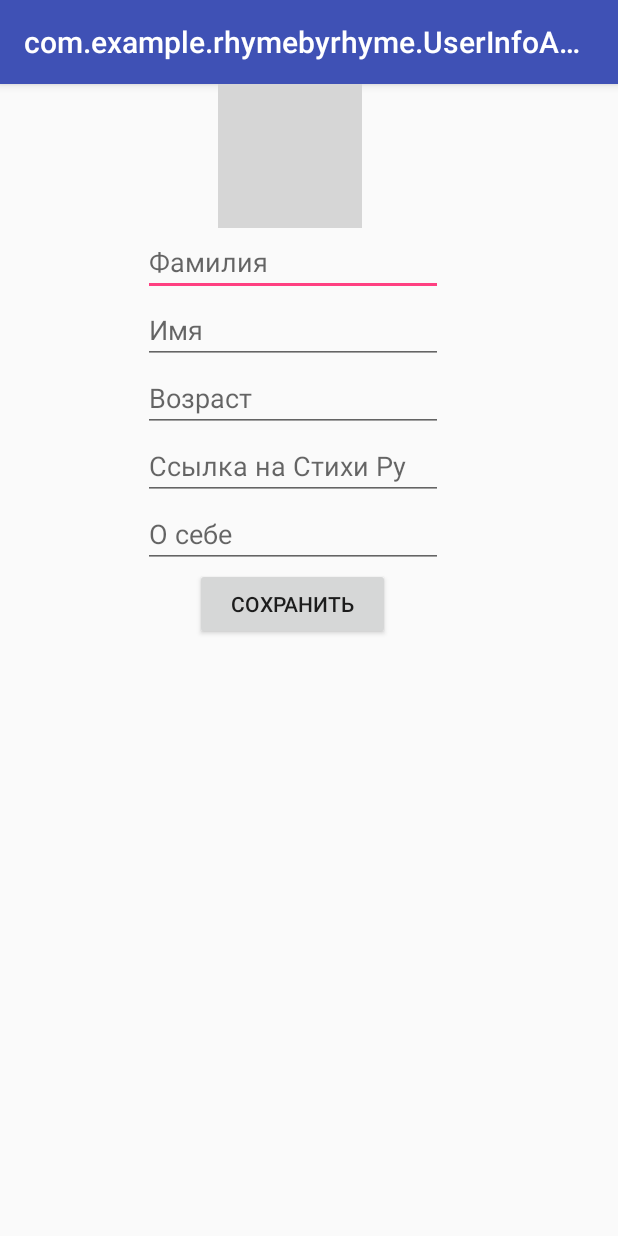
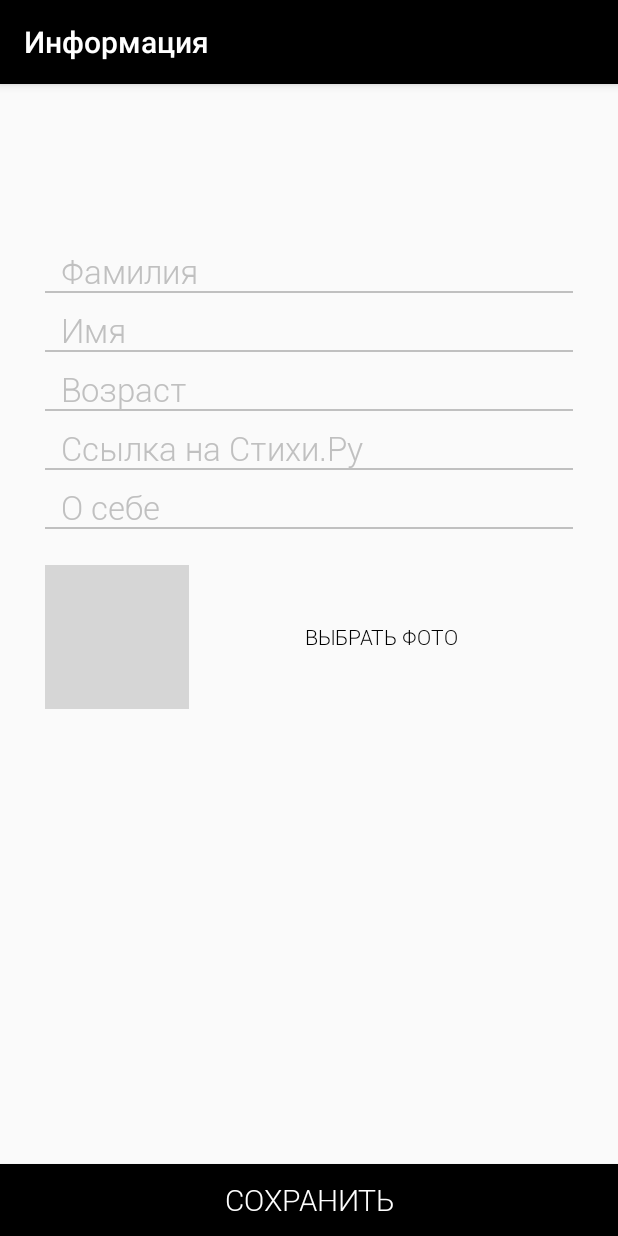
Before and after one commit to Marat-Khusnullin/2_KhusnullinMI, an Android app: the UserInfoActivity screen opened directly, with no data from a screen before it, on a phone screen of 412 x 824 dp. Run offline under Robolectric (Android 15) with nearby library versions, the phone set to English and light mode, and no system bars; our stand-ins replace CircleImageView, Firebase (no records; nobody signed in at launch, a user with empty details on screens opened directly), Picasso; pictures from the network do not load; grey boxes are pictures that could not be loaded.

Commit message:
added view for userinfo

```diff
--- a/RhymeByRhyme/app/src/main/java/com/example/rhymebyrhyme/MainActivity.java
+++ b/RhymeByRhyme/app/src/main/java/com/example/rhymebyrhyme/MainActivity.java
@@ -3,10 +3,9 @@ package com.example.rhymebyrhyme;
 import android.content.Context;
 import android.content.Intent;
 import android.content.SharedPreferences;
+import android.os.Bundle;
 import android.support.annotation.NonNull;
 import android.support.v7.app.AppCompatActivity;
-import android.os.Bundle;
-import android.util.Log;
 import android.view.View;
 import android.widget.Button;
 import android.widget.EditText;
@@ -38,6 +37,9 @@ public class MainActivity extends AppCompatActivity {
         registration = (Button) findViewById(R.id.registration);
         login = (EditText) findViewById(R.id.login);
         password = (EditText) findViewById(R.id.password);
+
+        this.setTitle("Вход");
+
         mAuthListener = new FirebaseAuth.AuthStateListener() {
             @Override
             public void onAuthStateChanged(@NonNull FirebaseAuth firebaseAuth) {
--- a/RhymeByRhyme/app/src/main/java/com/example/rhymebyrhyme/UserInfoActivity.java
+++ b/RhymeByRhyme/app/src/main/java/com/example/rhymebyrhyme/UserInfoActivity.java
@@ -6,6 +6,7 @@ import android.content.Intent;
 import android.content.pm.PackageManager;
 import android.content.pm.ResolveInfo;
 import android.database.Cursor;
+import android.graphics.Typeface;
 import android.net.Uri;
 import android.os.Bundle;
 import android.os.Parcelable;
@@ -50,6 +51,7 @@ public class UserInfoActivity extends AppCompatActivity implements View.OnClickL
     EditText link;
     EditText description;
     Button saveInfo;
+    Button changeImage;
 
     ProgressDialog progressDialog;
 
@@ -73,15 +75,34 @@ public class UserInfoActivity extends AppCompatActivity implements View.OnClickL
         super.onCreate(savedInstanceState);
         setContentView(R.layout.activity_user_info);
 
+        this.setTitle("Информация");
+
         mIVpicture = (CircleImageView) findViewById(R.id.userinfo_iv_picture);
-        mIVpicture.setOnClickListener(this);
         surname = (EditText) findViewById(R.id.userinfo_surname);
         name = (EditText) findViewById(R.id.userinfo_name);
         age = (EditText) findViewById(R.id.userinfo_age);
         link = (EditText) findViewById(R.id.userinfo_link);
         description = (EditText) findViewById(R.id.userinfo_description);
         saveInfo = (Button) findViewById(R.id.userinfo_save_button);
+        changeImage = (Button) findViewById(R.id.userinfo_image_button);
+        changeImage.setOnClickListener(this);
+
         progressDialog = new ProgressDialog(UserInfoActivity.this);
+
+        surname.setTypeface(Typeface.createFromAsset(
+                getAssets(), "fonts/Roboto-Light.ttf"));
+        name.setTypeface(Typeface.createFromAsset(
+                getAssets(), "fonts/Roboto-Light.ttf"));
+        age.setTypeface(Typeface.createFromAsset(
+                getAssets(), "fonts/Roboto-Light.ttf"));
+        link.setTypeface(Typeface.createFromAsset(
+                getAssets(), "fonts/Roboto-Light.ttf"));
+        description.setTypeface(Typeface.createFromAsset(
+                getAssets(), "fonts/Roboto-Light.ttf"));
+        saveInfo.setTypeface(Typeface.createFromAsset(
+                getAssets(), "fonts/Roboto-Light.ttf"));
+        changeImage.setTypeface(Typeface.createFromAsset(
+                getAssets(), "fonts/Roboto-Light.ttf"));
 
         saveInfo.setOnClickListener(this);
 
@@ -227,7 +248,7 @@ public class UserInfoActivity extends AppCompatActivity implements View.OnClickL
 
     @Override
     public void onClick(View v) {
-        if(v.getId() == R.id.userinfo_iv_picture){
+        if(v.getId() == R.id.userinfo_image_button){
             addPhoto();
         }
         else if (v.getId() == R.id.userinfo_save_button){
--- /dev/null
+++ b/RhymeByRhyme/app/src/main/res/drawable/black_button_bottom.xml
@@ -0,0 +1,6 @@
+<?xml version="1.0" encoding="UTF-8"?>
+<shape xmlns:android="http://schemas.android.com/apk/res/android"
+    android:shape="rectangle">
+
+    <solid android:color="#000000" />
+</shape>
--- /dev/null
+++ b/RhymeByRhyme/app/src/main/res/drawable/edit_text_line.xml
@@ -0,0 +1,14 @@
+<?xml version="1.0" encoding="utf-8"?>
+<layer-list xmlns:android="http://schemas.android.com/apk/res/android">
+    <item
+        android:top="-4dp"
+        android:right="-2dp"
+        android:left="-2dp">
+        <shape>
+            <solid android:color="@android:color/transparent" />
+            <stroke
+                android:width="1dp"
+                android:color="#C0C0C0" />  <!-- color of stroke -->
+        </shape>
+    </item>
+</layer-list>
--- /dev/null
+++ b/RhymeByRhyme/app/src/main/res/drawable/white_button.xml
@@ -0,0 +1,7 @@
+<?xml version="1.0" encoding="UTF-8"?>
+<shape
+    xmlns:android="http://schemas.android.com/apk/res/android"
+    android:shape="rectangle">
+
+    <solid android:color="#FAFAFA"/>
+</shape>
--- a/RhymeByRhyme/app/src/main/res/layout/activity_user_info.xml
+++ b/RhymeByRhyme/app/src/main/res/layout/activity_user_info.xml
@@ -6,71 +6,111 @@
     android:layout_height="match_parent"
     tools:context="com.example.rhymebyrhyme.UserInfoActivity">
 
-    <ScrollView
-        android:layout_width="match_parent"
-        android:layout_height="match_parent"
-        android:layout_alignParentTop="true"
-        android:layout_alignParentLeft="true"
-        android:layout_alignParentStart="true">
-        <LinearLayout
-            android:orientation="vertical"
-            android:layout_width="match_parent"
-            android:layout_height="wrap_content">
-
-            <de.hdodenhof.circleimageview.CircleImageView
-                xmlns:app="http://schemas.android.com/apk/res-auto"
+    <de.hdodenhof.circleimageview.CircleImageView xmlns:app="http://schemas.android.com/apk/res-auto"
         android:id="@+id/userinfo_iv_picture"
-                android:layout_marginLeft="145dp"
         android:layout_width="96dp"
         android:layout_height="96dp"
+        app:civ_border_color="#000000"
         app:civ_border_width="2dp"
-                app:civ_border_color="#000000"/>
+        android:layout_below="@+id/userinfo_description"
+        android:layout_alignLeft="@+id/userinfo_description"
+        android:layout_alignStart="@+id/userinfo_description"
+        android:layout_marginTop="24dp" />
 
     <EditText
         android:id="@+id/userinfo_surname"
-                android:layout_width="200dp"
+        android:layout_width="match_parent"
         android:layout_height="wrap_content"
+        android:background="@drawable/edit_text_line"
+        android:hint="  Фамилия"
         android:maxLength="25"
-                android:hint="Фамилия"
-                android:layout_marginLeft="95dp"/>
+        android:layout_marginLeft="30dp"
+        android:layout_marginRight="30dp"
+        android:textColorHint="#C0C0C0"
+        android:textSize="22sp"
+        android:layout_marginTop="110dp" />
 
     <EditText
         android:id="@+id/userinfo_name"
-                android:layout_width="200dp"
+        android:layout_width="match_parent"
         android:layout_height="wrap_content"
-                android:layout_marginLeft="95dp"
+        android:background="@drawable/edit_text_line"
+        android:hint="  Имя"
         android:maxLength="25"
-                android:hint="Имя"/>
+        android:textColorHint="#C0C0C0"
+        android:layout_marginLeft="30dp"
+        android:layout_marginRight="30dp"
+        android:layout_below="@+id/userinfo_surname"
+        android:textSize="22sp"
+        android:layout_marginTop="10dp"/>
+
     <EditText
         android:id="@+id/userinfo_age"
-                android:layout_width="200dp"
+        android:layout_width="match_parent"
         android:layout_height="wrap_content"
+        android:background="@drawable/edit_text_line"
+        android:hint="  Возраст"
         android:inputType="number"
-                android:layout_marginLeft="95dp"
         android:maxLength="3"
-                android:hint="Возраст"/>
+        android:textColorHint="#C0C0C0"
+        android:layout_marginLeft="30dp"
+        android:layout_marginRight="30dp"
+        android:layout_below="@+id/userinfo_name"
+        android:textSize="22sp"
+        android:layout_marginTop="10dp"/>
+
     <EditText
         android:id="@+id/userinfo_link"
-                android:layout_width="200dp"
+        android:layout_width="match_parent"
         android:layout_height="wrap_content"
+        android:background="@drawable/edit_text_line"
+        android:hint="  Ссылка на Стихи.Ру"
         android:inputType="textUri"
         android:maxLength="100"
-                android:layout_marginLeft="95dp"
-                android:hint="Ссылка на Стихи Ру"/>
+        android:textColorHint="#C0C0C0"
+        android:layout_marginLeft="30dp"
+        android:layout_marginRight="30dp"
+        android:layout_below="@+id/userinfo_age"
+        android:textSize="22sp"
+        android:layout_marginTop="10dp"/>
+
     <EditText
         android:id="@+id/userinfo_description"
+        android:layout_width="match_parent"
+        android:layout_height="wrap_content"
+        android:background="@drawable/edit_text_line"
+        android:hint="  О себе"
         android:inputType="textLongMessage"
-                android:layout_width="200dp"
+        android:maxLength="500"
+        android:textColorHint="#C0C0C0"
+        android:layout_marginLeft="30dp"
+        android:layout_marginRight="30dp"
+        android:layout_below="@+id/userinfo_link"
+        android:textSize="22sp"
+        android:layout_marginTop="10dp"/>
+
+    <Button
+        android:id="@+id/userinfo_image_button"
+        android:layout_width="wrap_content"
         android:layout_height="wrap_content"
-                android:maxLength="500"
-                android:layout_marginLeft="95dp"
-                android:hint="О себе"/>
+        android:text="Выбрать фото"
+        android:textColor="#000000"
+        android:background="@drawable/white_button"
+        android:layout_alignTop="@+id/userinfo_iv_picture"
+        android:layout_toRightOf="@+id/userinfo_iv_picture"
+        android:layout_alignBottom="@+id/userinfo_iv_picture"
+        android:layout_alignRight="@+id/userinfo_description"
+        android:layout_alignEnd="@+id/userinfo_description"
+        style="?android:attr/borderlessButtonStyle"/>
+
     <Button
         android:id="@+id/userinfo_save_button"
-                android:layout_width="130dp"
+        android:layout_width="match_parent"
         android:layout_height="wrap_content"
-                android:layout_marginLeft="130dp"
-                android:text="Сохранить"/>
-        </LinearLayout>
-    </ScrollView>
+        android:layout_alignParentBottom="true"
+        android:layout_centerHorizontal="true"
+        android:text="Сохранить"
+        android:textSize="20sp"
+        android:textColor="#FFFFFF"
+        android:background="@drawable/black_button_bottom"/>
 </RelativeLayout>
--- a/RhymeByRhyme/app/src/main/res/values/styles.xml
+++ b/RhymeByRhyme/app/src/main/res/values/styles.xml
@@ -3,9 +3,10 @@
     <!-- Base application theme. -->
     <style name="AppTheme" parent="Theme.AppCompat.Light.DarkActionBar">
         <!-- Customize your theme here. -->
-        <item name="colorPrimary">@color/colorPrimary</item>
+        <item name="colorPrimary">#000000</item>
         <item name="colorPrimaryDark">@color/colorPrimaryDark</item>
         <item name="colorAccent">@color/colorAccent</item>
+        <item name="android:textColor">#FFFFFF</item>
     </style>
 
     <style name="AppTheme.NoActionBar">
```
Also changed, not shown: RhymeByRhyme/app/build.gradle (+0 -8 lines), RhymeByRhyme/app/src/main/java/com/example/rhymebyrhyme/MainProfile.java (+3 -4 lines), RhymeByRhyme/app/src/main/res/drawable/round_button.xml (added, +9 -0 lines), RhymeByRhyme/app/src/main/res/layout/activity_registration.xml (+8 -6 lines), RhymeByRhyme/app/src/main/res/menu/activity_main2_drawer.xml (deleted, +0 -36 lines), RhymeByRhyme/app/src/main/res/menu/main2.xml (deleted, +0 -9 lines), RhymeByRhyme/app/src/main/res/menu/menu_user_info.xml (deleted, +0 -10 lines). Lines whose indentation alone changed are shown as unchanged.
